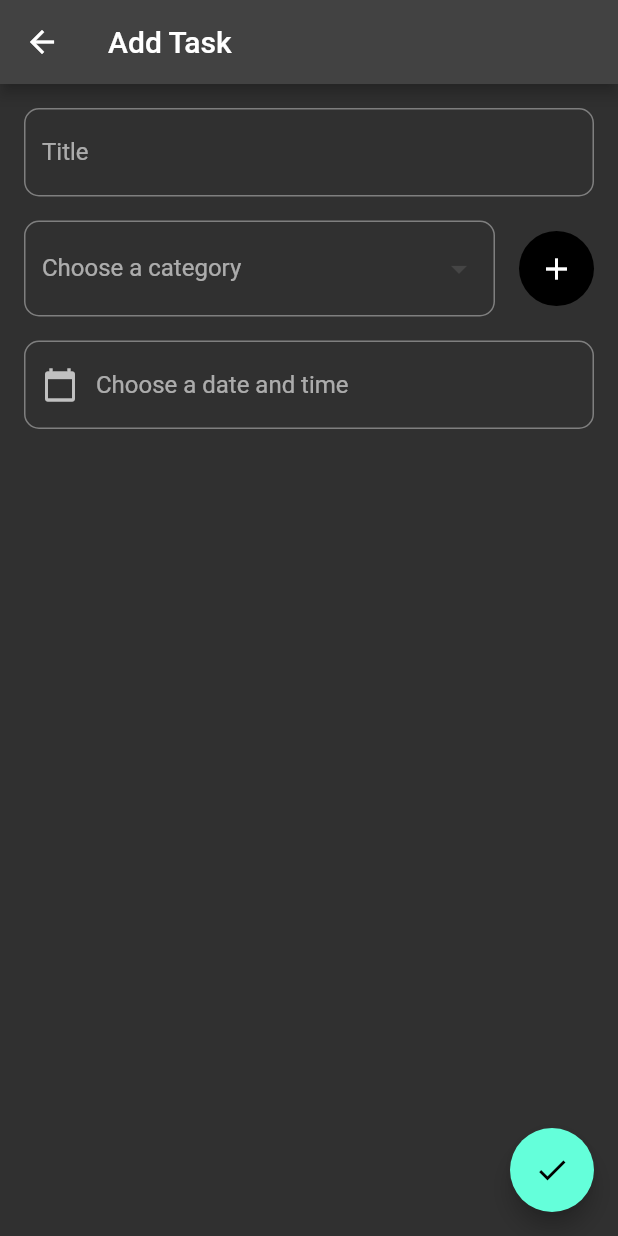
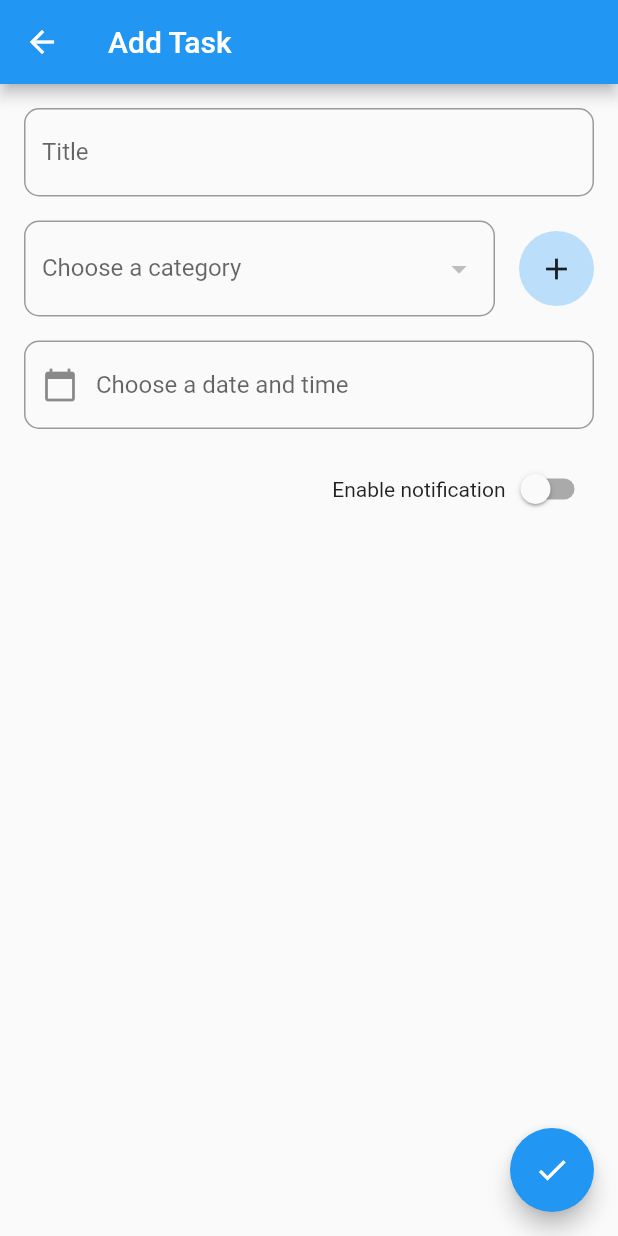
Before and after one commit to aliougga/to_do_list, a Flutter app: the screen it shows after launch, after a tap on the "search" icon, after a tap on the "add" icon, on a phone screen of 412 x 824 dp. Run offline on Flutter 3.47's test engine with Material 2 defaults, Android fonts, the phone set to English and light mode, and no system bars; our stand-ins replace flutter_colorpicker, flutter_local_notifications, sqflite, timezone; accounts and stored records are empty.

Commit message:
Add notification

```diff
--- a/lib/main.dart
+++ b/lib/main.dart
@@ -1,15 +1,14 @@
 import 'package:flutter/material.dart';
 import 'package:to_do_list/screens/home_screen.dart';
-//import 'package:to_do_list/services/notification_service.dart';
-//import 'package:timezone/timezone.dart' as tz;
-//import 'package:timezone/data/latest.dart' as tz;
+import 'package:to_do_list/services/notification_service.dart';
+import 'package:timezone/data/latest.dart' as tz;
 
 void main() {
   // to ensure all the widgets are initialized.
- // WidgetsFlutterBinding.ensureInitialized();
+  WidgetsFlutterBinding.ensureInitialized();
 
   // to initialize the notificationservice.
-  //NotificationService().initNotification();
+  NotificationService().initNotification();
   runApp(const MyApp());
 }
 
@@ -25,7 +24,7 @@ class _MyAppState extends State<MyApp> {
   void initState() {
     super.initState();
 
-   // tz.initializeTimeZones();
+    tz.initializeTimeZones();
   }
 
 // Thème clair
@@ -47,7 +46,7 @@ class _MyAppState extends State<MyApp> {
   Widget build(BuildContext context) {
     return MaterialApp(
       title: 'Task Tracker App',
-      theme: darkTheme,
+      theme: lightTheme,
       themeMode: ThemeMode.dark,
       home: const HomeScreen(),
     );
--- a/lib/models/task.dart
+++ b/lib/models/task.dart
@@ -11,16 +11,17 @@ class Task {
   DateTime? dueDate;
   bool? completed;
   DateTime? createdDate;
+  bool? notificationEnabled;
 
-  Task({
-    this.id,
+  Task(
+      {this.id,
       this.title,
       this.description,
       this.category,
       this.dueDate,
       this.completed,
       this.createdDate,
-  });
+      this.notificationEnabled});
   // Convertir un objet Task en Map
   Map<String, dynamic> toMap() {
     return {
@@ -31,6 +32,7 @@ class Task {
       'dueDate': DateUtils.dateToString(dueDate!),
       'completed': completed! ? 1 : 0,
       'createdDate': DateUtils.dateToString(createdDate!),
+      'notificationEnabled': notificationEnabled! ? 1 : 0
     };
   }
 
@@ -44,7 +46,7 @@ class Task {
         dueDate: DateUtils.stringToDate(map['dueDate']),
         completed: map['completed'] == 1,
         createdDate: DateUtils.stringToDate(map['createdDate']),
-    );
+        notificationEnabled: map['notificationEnabled'] == 1);
   }
 
   // Créer une TNotifcation à partir d'une tache
--- a/lib/screens/add_task_screen.dart
+++ b/lib/screens/add_task_screen.dart
@@ -3,6 +3,7 @@ import 'package:to_do_list/models/task.dart';
 
 import '../models/category.dart';
 import '../services/db_helper.dart';
+import '../services/notification_service.dart';
 
 class AddTaskScreen extends StatefulWidget {
   const AddTaskScreen({Key? key}) : super(key: key);
@@ -18,6 +19,7 @@ class _AddTaskScreenState extends State<AddTaskScreen> {
   DateTime? _selectedDate;
   TCategory? _selectedCategory;
   List<TCategory> categories = [];
+  bool _enabled = false;
 
   Future<void> _loadCategories() async {
     final loadedCategories = await dbHelper.getAllCategories();
@@ -78,7 +80,7 @@ class _AddTaskScreenState extends State<AddTaskScreen> {
                   const SizedBox(width: 16),
                   GestureDetector(
                     onTap: () => _addCategoryWidget(),
-                    child:const CircleAvatar(
+                    child: const CircleAvatar(
                       radius: 25.0,
                       child: Icon(
                         Icons.add,
@@ -126,6 +128,21 @@ class _AddTaskScreenState extends State<AddTaskScreen> {
                   }
                 },
               ),
+              const SizedBox(height: 16),
+              Row(
+                mainAxisAlignment: MainAxisAlignment.end,
+                children: [
+                  const Text("Enable notification"),
+                  Switch(
+                    value: _enabled,
+                    onChanged: (value) {
+                      setState(() {
+                        _enabled = value;
+                      });
+                    },
+                  ),
+                ],
+              )
             ],
           ),
         ),
@@ -139,11 +156,11 @@ class _AddTaskScreenState extends State<AddTaskScreen> {
                 completed: false,
                 category: _selectedCategory,
                 createdDate: DateTime.now(),
-            );
+                notificationEnabled: _enabled);
 
             await _insertTask(newTask);
 
-            Navigator.pop(context,  _selectedCategory?.id);
+            Navigator.pop(context, _selectedCategory?.id);
           }
         },
         child: const Icon(Icons.check),
@@ -152,7 +169,11 @@ class _AddTaskScreenState extends State<AddTaskScreen> {
   }
 
   Future<void> _insertTask(Task task) async {
-    await dbHelper.insertTask(task);
+    int taskId = await dbHelper.insertTask(task);
+    if (task.notificationEnabled!) {
+      task.id = taskId;
+      NotificationService().showNotification(task.toNotification());
+    }
   }
 
   Widget _categoryCombo() {
@@ -186,7 +207,6 @@ class _AddTaskScreenState extends State<AddTaskScreen> {
     return await showModalBottomSheet(
       context: context,
       isScrollControlled: true,
-
       builder: (context) {
         return Container(
           padding: MediaQuery.of(context).viewInsets,
--- a/lib/screens/home_screen.dart
+++ b/lib/screens/home_screen.dart
@@ -202,9 +202,12 @@ class _HomeScreenState extends State<HomeScreen> {
   }
 
   void _callBack(catId) async {
+    _loadCategories();
     tasks = await dbHelper.getAllTasks();
     setState(() {
-      if (catId != null && selectedCategory != null) {
+      if (catId != null &&
+          selectedCategory != null &&
+          selectedCategory?.id != null) {
         selectedCategory = allCategories.firstWhere((e) => e.id == catId);
       }
       _getfiltredTasks();
--- a/lib/services/notification_service.dart
+++ b/lib/services/notification_service.dart
@@ -1,55 +1,53 @@
-// //import 'package:flutter_local_notifications/flutter_local_notifications.dart';
-// import 'package:timezone/timezone.dart' as tz;
-// import 'package:to_do_list/models/notification.dart';
+import 'package:flutter_local_notifications/flutter_local_notifications.dart';
+import 'package:timezone/timezone.dart' as tz;
+import 'package:to_do_list/models/notification.dart';
+import 'package:to_do_list/utils/date_utils.dart';
 
-// class NotificationService {
-//   static final NotificationService _notificationService =
-//       NotificationService._internal();
+class NotificationService {
+  static final NotificationService _notificationService =
+      NotificationService._internal();
 
-//   factory NotificationService() {
-//     return _notificationService;
-//   }
+  factory NotificationService() {
+    return _notificationService;
+  }
 
-//   final FlutterLocalNotificationsPlugin flutterLocalNotificationsPlugin =
-//       FlutterLocalNotificationsPlugin();
+  final FlutterLocalNotificationsPlugin flutterLocalNotificationsPlugin =
+      FlutterLocalNotificationsPlugin();
 
-//   NotificationService._internal();
+  NotificationService._internal();
 
-//   Future<void> initNotification() async {
-//     // Android initialization
-//     AndroidInitializationSettings initializationSettingsAndroid =
-//         const AndroidInitializationSettings('@mipmap/ic_launcher');
+  Future<void> initNotification() async {
+    // Android initialization
+    AndroidInitializationSettings initializationSettingsAndroid =
+        const AndroidInitializationSettings('@mipmap/ic_launcher');
 
-//     // ios initialization
-//     final InitializationSettings initializationSettings =
-//         InitializationSettings(android: initializationSettingsAndroid);
+    // ios initialization
+    final InitializationSettings initializationSettings =
+        InitializationSettings(android: initializationSettingsAndroid);
 
-//     // the initialization settings are initialized after they are setted
-//     await flutterLocalNotificationsPlugin.initialize(initializationSettings);
-//   }
+    // the initialization settings are initialized after they are setted
+    await flutterLocalNotificationsPlugin.initialize(initializationSettings);
+  }
 
-//   Future<void> showNotification(TNotification notification) async {
-//     await flutterLocalNotificationsPlugin.zonedSchedule(
-//       notification.taskId!,
-//       notification.title!,
-//       notification.description!,
-//       // tz.TZDateTime.from(notification.dateTime!,
-//       //  tz.local), //schedule the notification to show after 2 seconds.
-//       tz.TZDateTime.now(tz.local).add(const Duration(seconds: 1)),
-//       // const NotificationDetails(
+  Future<void> showNotification(TNotification notification) async {
+    print("ENABLED NOTIFICATION.......... ");
+    await flutterLocalNotificationsPlugin.zonedSchedule(
+        notification.taskId!,
+        "Reminder",
+        "You have ${notification.title!} at ${DateUtils.formatDateTime(notification.dateTime!)}",
+        tz.TZDateTime.from(notification.dateTime!, tz.local),
+        // tz.TZDateTime.now(tz.local).add(const Duration(seconds: 1)),
+        const NotificationDetails(
+          android: AndroidNotificationDetails('channel id', 'channel name'),
+        ),
+        androidAllowWhileIdle: true,
+        uiLocalNotificationDateInterpretation:
+            UILocalNotificationDateInterpretation.wallClockTime,
+        matchDateTimeComponents: DateTimeComponents.time);
+  }
 
-//       //     // Android details
-//       //     android: AndroidNotificationDetails('main_channel', 'Main Channel',
-//       //         channelDescription: "ashwin",
-//       //         importance: Importance.max,
-//       //         priority: Priority.max),
-//       //     // iOS details
-//       //     iOS: null),
-//       // // Type of time interpretation
-//       // uiLocalNotificationDateInterpretation:
-//       //     UILocalNotificationDateInterpretation
-//       //         .absoluteTime, // To show notification even when the app is closed
-//       //         androidAllowWhileIdle: true
-//     );
-//   }
-// }
+  Future<void> remokeNotification(TNotification notification) async {
+    print("CANCEL NOTIFICATION............... ");
+    await flutterLocalNotificationsPlugin.cancel(notification.id!);
+  }
+}
--- a/pubspec.yaml
+++ b/pubspec.yaml
@@ -18,6 +18,8 @@ dependencies:
   sqflite:
   path:
   flutter_colorpicker:
+  timezone:
+  flutter_local_notifications:
 
 dev_dependencies:
   flutter_test:
```
Also changed, not shown: lib/services/db_helper.dart (+12 -0 lines), lib/widgets/task_item.dart (+31 -18 lines), pubspec.lock, 1 other file. Lines whose indentation alone changed are shown as unchanged.
